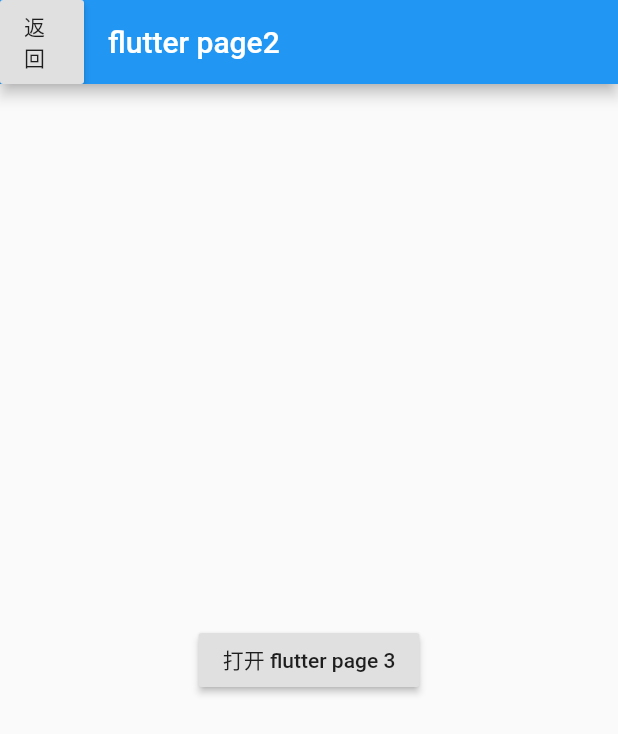
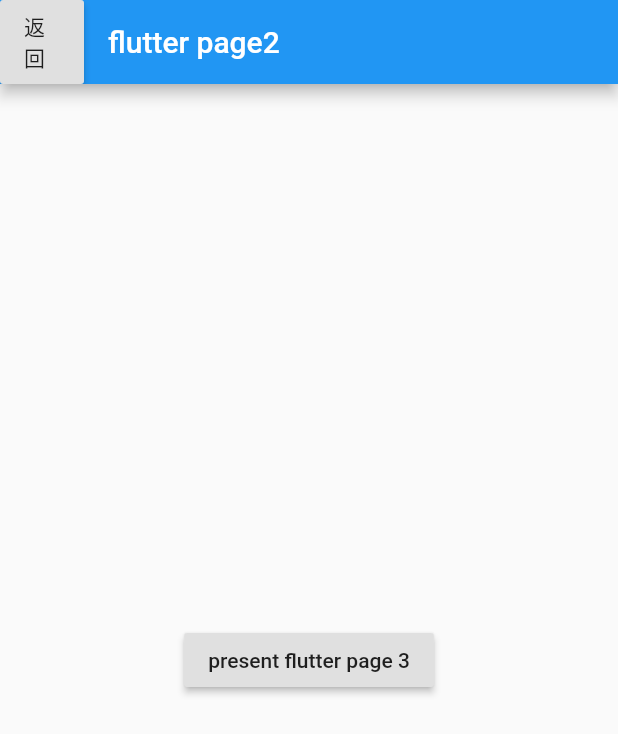
Before and after one commit to tal-tech/d_stack, a Flutter app: the Page2 screen opened directly, on a phone screen of 412 x 824 dp. Shown: the top 734 px of the screen. Run offline on Flutter 3.47's test engine with Material 2 defaults, Android fonts, the phone set to English and light mode, and no system bars; missing offline and left inert: d_stack; statements that could not run were skipped.

Commit message:
开放present及自定义动画，修复android oppo推送bug，iOS13 dismiss兼容

```diff
--- a/example/lib/page_widgets.dart
+++ b/example/lib/page_widgets.dart
@@ -30,8 +30,7 @@ class Page1 extends StatefulWidget {
 class _Page1 extends State<Page1> {
   @override
   Widget build(BuildContext context) {
-    return WillPopScope(
-      child: Scaffold(
+    return Scaffold(
       appBar: AppBar(
           title: Text('flutter page1'),
           leading: RaisedButton(
@@ -43,17 +42,16 @@ class _Page1 extends State<Page1> {
       backgroundColor: Colors.white,
       body: Center(
         child: RaisedButton(
-            child: Text('打开 flutter page 2'),
+          child: Text('push flutter page 2'),
           onPressed: () {
             Student student = Student();
             student.name = '😁🍎111';
             student.age = 12;
             DStack.push('page2', PageType.flutter, params: {'key1': 12})
                 .then((data) {
-                return print('pop to Page1 result ${data}');
+              return print('pop to Page1 result $data');
             });
           },
-          ),
         ),
       ),
     );
@@ -69,10 +67,9 @@ class Page2 extends StatelessWidget {
   @override
   Widget build(BuildContext context) {
     final Map args = ModalRoute.of(context).settings.arguments;
-    print(' ==page2收到前一个页面传来的参数=====  ${args}');
+    print(' ==page2收到前一个页面传来的参数=====  $args');
 
-    return WillPopScope(
-      child: Scaffold(
+    return Scaffold(
       appBar: AppBar(
           title: Text('flutter page2'),
           leading: RaisedButton(
@@ -86,11 +83,10 @@ class Page2 extends StatelessWidget {
           )),
       body: Center(
         child: RaisedButton(
-            child: Text('打开 flutter page 3'),
+          child: Text('present flutter page 3'),
           onPressed: () {
-              DStack.push('page3', PageType.flutter);
+            DStack.present('page3', PageType.flutter);
           },
-          ),
         ),
       ),
     );
@@ -114,8 +110,7 @@ class Page3 extends StatelessWidget {
       return Container();
     }
 
-    return WillPopScope(
-      child: Scaffold(
+    return Scaffold(
       appBar: AppBar(
           title: Text('flutter page3'),
           leading: RaisedButton(
@@ -138,7 +133,6 @@ class Page3 extends StatelessWidget {
             ],
           )
       ),
-      ),
     );
   }
 }
@@ -146,8 +140,7 @@ class Page3 extends StatelessWidget {
 class Page4 extends StatelessWidget {
   @override
   Widget build(BuildContext context) {
-    return WillPopScope(
-        child: Scaffold(
+    return Scaffold(
       appBar: AppBar(
         title: Text('flutter page4'),
         leading: RaisedButton(
@@ -175,6 +168,6 @@ class Page4 extends StatelessWidget {
           ],
         ),
       ),
-    ));
+    );
   }
 }
--- a/lib/d_stack.dart
+++ b/lib/d_stack.dart
@@ -17,6 +17,11 @@ import 'package:flutter/services.dart';
 enum PageType { native, flutter }
 
 typedef DStackWidgetBuilder = WidgetBuilder Function(Map params);
+typedef AnimatedPageBuilder = AnimatedWidget Function(
+    BuildContext context,
+    Animation<double> animation,
+    Animation<double> secondaryAnimation,
+    WidgetBuilder widgetBuilder);
 
 class DStack {
   static DChannel _stackChannel;
@@ -32,9 +37,6 @@ class DStack {
 
   // 全局无context
   GlobalKey<NavigatorState> navigatorKey = GlobalKey<NavigatorState>();
-
-  // 获取navigator
-  NavigatorState get navigator => navigatorKey.currentState;
 
   // 用来监听手势
   final DStackNavigatorObserver dStackNavigatorObserver =
@@ -71,22 +73,55 @@ class DStack {
 
   /// routeName 路由名，pageType native或者flutter, params 参数
   static Future push(String routeName, PageType pageType,
-      {Map params, String storyboard, String identifier}) {
-    return DNavigatorManager.push(
-        routeName, pageType, params, storyboard, identifier);
+      {Map params, bool maintainState = true}) {
+    return DNavigatorManager.push(routeName, pageType, params, maintainState);
+  }
+
+  static Future present(String routeName, PageType pageType,
+      {Map params, bool maintainState = true}) {
+    return DNavigatorManager.present(routeName, pageType, params, maintainState);
+  }
+
+  /// 支持用户自定义Flutter页面间转场动画
+  static Future animationPage(
+    String routeName,
+    PageType pageType,
+    AnimatedPageBuilder animatedBuilder, {
+    Map params,
+    Duration transitionDuration,
+    bool opaque = true,
+    bool barrierDismissible = false,
+    Color barrierColor,
+    String barrierLabel,
+    bool maintainState = true,
+    bool fullscreenDialog = false,
+  }) {
+    return DNavigatorManager.animationPage(
+        routeName,
+        pageType,
+        animatedBuilder,
+        params,
+        transitionDuration,
+        opaque,
+        barrierDismissible,
+        barrierColor,
+        barrierLabel,
+        maintainState,
+        fullscreenDialog);
   }
 
   /// 提供外界直接传builder的能力
   static Future pushBuild(String routeName, WidgetBuilder builder,
-      {Map params}) {
-    return DNavigatorManager.pushBuild(routeName, builder, params);
+      {Map params, bool maintainState = true, bool fullscreenDialog = false}) {
+    return DNavigatorManager.pushBuild(
+        routeName, builder, params, maintainState, fullscreenDialog);
   }
 
   /// 只支持flutter使用，替换flutter页面
   static Future replace(String routeName, PageType pageType,
-      {Map params, String storyboard, String identifier}) {
+      {Map params, bool maintainState = true, bool fullscreenDialog = false}) {
     return DNavigatorManager.replace(
-        routeName, pageType, params, storyboard, identifier);
+        routeName, pageType, params, maintainState);
   }
 
   /// result 返回值，可为空
@@ -111,12 +146,6 @@ class DStack {
     DNavigatorManager.popSkip(skipName, result);
   }
 
-  static void present(String routeName, PageType pageType,
-      {Map params, String storyboard, String identifier}) {
-    DNavigatorManager.present(
-        routeName, pageType, params, storyboard, identifier);
-  }
-
   static void dismiss([Map result]) {
     DNavigatorManager.dismiss(result);
   }
--- a/lib/navigator/dnavigator_manager.dart
+++ b/lib/navigator/dnavigator_manager.dart
@@ -21,45 +21,93 @@ import 'package:flutter/material.dart';
 class DNavigatorManager {
   /// 1.发送节点信息到Native
   /// routeName 路由名，pageType native或者flutter, params 参数
+
+  // 获取navigator
+  static NavigatorState get _navigator => DStack.instance.navigatorKey.currentState;
+
   static Future push(String routeName, PageType pageType,
-      [Map params, String storyboard, String identifier]) {
+      [Map params, bool maintainState]) {
     if (pageType == PageType.flutter) {
-      DNavigatorManager.nodeHandle(
-          routeName, pageType, 'push', {}, storyboard, identifier);
+      DNavigatorManager.nodeHandle(routeName, pageType, 'push', {});
 
-      MaterialPageRoute route =
-      DNavigatorManager.materialRoute(routeName: routeName, params: params);
-      return DStack.instance.navigator.push(route);
+      MaterialPageRoute route = DNavigatorManager.materialRoute(
+          routeName: routeName, params: params, maintainState: maintainState);
+      return _navigator.push(route);
     } else {
-      DNavigatorManager.nodeHandle(
-          routeName, pageType, 'push', params, storyboard, identifier);
+      DNavigatorManager.nodeHandle(routeName, pageType, 'push');
     }
+  }
+
+  static Future present(String routeName, PageType pageType,
+      [Map params, bool maintainState]) {
+    if (pageType == PageType.flutter) {
+      DNavigatorManager.nodeHandle(routeName, pageType, 'present', {});
+      MaterialPageRoute route = DNavigatorManager.materialRoute(
+          routeName: routeName,
+          params: params,
+          maintainState: maintainState,
+          fullscreenDialog: true);
+      return _navigator.push(route);
+    } else {
+      DNavigatorManager.nodeHandle(routeName, pageType, 'present', params);
+    }
+  }
+
+  static Future animationPage(
+    String routeName,
+    PageType pageType,
+    AnimatedPageBuilder animatedBuilder, [
+    Map params,
+    Duration transitionDuration,
+    bool opaque = true,
+    bool barrierDismissible = false,
+    Color barrierColor,
+    String barrierLabel,
+    bool maintainState = true,
+    bool fullscreenDialog = false,
+  ]) {
+    if (pageType == PageType.native) return Future.error('not flutter page');
+
+    DNavigatorManager.nodeHandle(routeName, pageType, 'push', {});
+    PageRouteBuilder route = DNavigatorManager.animationRoute(
+      animatedBuilder: animatedBuilder,
+      routeName: routeName,
+      params: params,
+      transitionDuration: transitionDuration,
+      opaque: opaque,
+      barrierDismissible: barrierDismissible,
+      barrierColor: barrierColor,
+      barrierLabel: barrierLabel,
+      maintainState: maintainState,
+      fullscreenDialog: fullscreenDialog,
+    );
+    return _navigator.push(route);
   }
 
   /// 提供外界直接传builder的能力
   static Future pushBuild(String routeName, WidgetBuilder builder,
-      [Map params]) {
-    DNavigatorManager.nodeHandle(routeName, PageType.flutter, 'push', params);
+      [Map params, bool maintainState, bool fullscreenDialog]) {
+    DNavigatorManager.nodeHandle(routeName, PageType.flutter, 'push', {});
 
     RouteSettings userSettings =
         RouteSettings(name: routeName, arguments: params);
     MaterialPageRoute route = MaterialPageRoute(
         settings: userSettings,
         builder: builder,
-    );
-    return DStack.instance.navigator.push(route);
+        maintainState: maintainState,
+        fullscreenDialog: fullscreenDialog);
+    return _navigator.push(route);
   }
 
   /// 目前只支持flutter使用，替换flutter页面
   static Future replace(String routeName, PageType pageType,
-      [Map params, String storyboard, String identifier]) {
-    DNavigatorManager.nodeHandle(
-        routeName, pageType, 'replace', params, storyboard, identifier);
+      [Map params, bool maintainState]) {
+    DNavigatorManager.nodeHandle(routeName, pageType, 'replace', params);
 
     if (pageType == PageType.flutter) {
-      MaterialPageRoute route =
-      DNavigatorManager.materialRoute(routeName: routeName, params: params);
-      return DStack.instance.navigator.pushReplacement(route);
+      MaterialPageRoute route = DNavigatorManager.materialRoute(
+          routeName: routeName, params: params, maintainState: maintainState);
+      return _navigator.pushReplacement(route);
     }
   }
 
@@ -85,27 +133,21 @@ class DNavigatorManager {
     DNavigatorManager.nodeHandle(skipName, null, 'popSkip', result);
   }
 
-  static void present(String routeName, PageType pageType,
-      [Map params, String storyboard, String identifier]) {
-    DNavigatorManager.nodeHandle(
-        routeName, pageType, 'present', params, storyboard, identifier);
-  }
-
   static void dismiss([Map result]) {
     DNavigatorManager.nodeHandle(null, null, 'dismiss', result);
   }
 
-  static void nodeHandle(String target, PageType pageType, String actionType,
-      [Map result, String storyboard, String identifier]) {
+  static void nodeHandle(
+    String target,
+    PageType pageType,
+    String actionType, [
+    Map result,
+  ]) {
     Map arguments = {
       'target': target,
-      'pageType': '$pageType'
-          .split('.')
-          .last,
+      'pageType': '$pageType'.split('.').last,
       'params': (result != null) ? result : {},
       'actionType': actionType,
-      'storyboard': storyboard,
-      'identifier': identifier
     };
     DStack.instance.channel.sendNodeToNative(arguments);
   }
@@ -126,15 +168,15 @@ class DNavigatorManager {
     if (DStackNavigatorObserver.instance.routerCount < minCount) {
       return Future.value('已经是首页，不再出栈');
     }
-    DStack.instance.navigator.pop(params);
+    _navigator.pop(params);
     return Future.value(true);
   }
 
   /// iOS 特有：重置homePage
   static Future resetHomePage() {
-    if (DStackWidgetStream.instance.hasSetFlutterHomePage == false && Platform.isIOS) {
-      StackWidgetStreamItem item =
-      StackWidgetStreamItem(route: "homePage");
+    if (DStackWidgetStream.instance.hasSetFlutterHomePage == false &&
+        Platform.isIOS) {
+      StackWidgetStreamItem item = StackWidgetStreamItem(route: "homePage");
       DStackWidgetStream.instance.pageStreamController.sink.add(item);
     }
     return Future.value(true);
@@ -145,16 +187,19 @@ class DNavigatorManager {
   static Future handleActionToFlutter(Map arguments) {
     // 处理实际跳转
     print(
-        "收到【sendActionToFlutter】消息，参数：$arguments, navigator == ${DStack.instance
-            .navigator}");
+        "收到【sendActionToFlutter】消息，参数：$arguments, navigator == $_navigator");
     final String action = arguments['action'];
     final List nodes = arguments['nodes'];
     final Map params = arguments['params'];
     bool homePage = arguments["homePage"];
     switch (action) {
       case 'push':
+        continue Present;
+      Present:
+      case 'present':
         {
-          if (homePage != null && homePage == true &&
+          if (homePage != null &&
+              homePage == true &&
               DStackWidgetStream.instance.hasSetFlutterHomePage == false) {
             StackWidgetStreamItem item =
                 StackWidgetStreamItem(route: nodes.first, params: params);
@@ -163,20 +208,16 @@ class DNavigatorManager {
             bool animated = arguments['animated'];
             if (animated != null && animated == true) {
               MaterialPageRoute route = DNavigatorManager.materialRoute(
-                  routeName: nodes.first, params: params);
-              return DStack.instance.navigator.push(route);
+                  routeName: nodes.first,
+                  params: params,
+                  fullscreenDialog: action == 'present');
+              return _navigator.push(route);
             } else {
               PageRouteBuilder route = DNavigatorManager.slideRoute(
                   routeName: nodes.first, params: params, milliseconds: 0);
-              return DStack.instance.navigator.push(route);
+              return _navigator.push(route);
             }
           }
-        }
-        break;
-      case 'present':
-        {
-          return DStack.instance.navigator
-              .pushNamed(nodes.first, arguments: params);
         }
         break;
       case 'pop':
@@ -215,22 +256,15 @@ class DNavigatorManager {
     return null;
   }
 
-  // 创建PageRoute
+  // 创建slide动画
   static PageRouteBuilder slideRoute(
       {String routeName, Map params, int milliseconds}) {
-    RouteSettings userSettings =
-    RouteSettings(name: routeName, arguments: params);
-    PageRouteBuilder pageRoute = PageRouteBuilder<dynamic>(
-      settings: userSettings,
-      pageBuilder: (BuildContext context, Animation<double> animation,
-          Animation<double> secondaryAnimation) {
+    return animationRoute(
+        routeName: routeName,
+        animatedBuilder: (BuildContext context, Animation<double> animation,
+            Animation<double> secondaryAnimation, WidgetBuilder widgetBuilder) {
           Offset startOffset = const Offset(1.0, 0.0);
           Offset endOffset = const Offset(0.0, 0.0);
-
-        DStackWidgetBuilder stackWidgetBuilder =
-        DStack.instance.pageBuilder(routeName);
-        WidgetBuilder widgetBuilder = stackWidgetBuilder(params);
-
           return SlideTransition(
             position: new Tween<Offset>(
               begin: startOffset,
@@ -239,13 +273,50 @@ class DNavigatorManager {
             child: widgetBuilder(context),
           );
         },
-      transitionDuration: Duration(milliseconds: milliseconds),
+        transitionDuration: Duration(milliseconds: milliseconds));
+  }
+
+  // 用户自定义flutter页面转场动画
+  static PageRouteBuilder animationRoute({
+    @required AnimatedPageBuilder animatedBuilder,
+    @required String routeName,
+    Map params,
+    Duration transitionDuration = const Duration(milliseconds: 300),
+    bool opaque = true,
+    bool barrierDismissible = false,
+    Color barrierColor,
+    String barrierLabel,
+    bool maintainState = true,
+    bool fullscreenDialog = false,
+  }) {
+    RouteSettings settings = RouteSettings(name: routeName, arguments: params);
+    PageRouteBuilder pageRoute = PageRouteBuilder<dynamic>(
+      settings: settings,
+      transitionDuration: transitionDuration,
+      opaque: opaque,
+      barrierColor: barrierColor,
+      barrierDismissible: barrierDismissible,
+      barrierLabel: barrierLabel,
+      fullscreenDialog: fullscreenDialog,
+      maintainState: maintainState,
+      pageBuilder: (BuildContext context, Animation<double> animation,
+          Animation<double> secondaryAnimation) {
+        DStackWidgetBuilder stackWidgetBuilder =
+            DStack.instance.pageBuilder(routeName);
+
+        return animatedBuilder(
+            context, animation, secondaryAnimation, stackWidgetBuilder(params));
+      },
     );
     return pageRoute;
   }
 
   // 创建materialRoute
-  static MaterialPageRoute materialRoute({String routeName, Map params}) {
+  static MaterialPageRoute materialRoute(
+      {String routeName,
+      Map params,
+      bool maintainState = true,
+      bool fullscreenDialog = false}) {
     RouteSettings userSettings =
         RouteSettings(name: routeName, arguments: params);
 
@@ -256,7 +327,8 @@ class DNavigatorManager {
     MaterialPageRoute materialRoute = MaterialPageRoute(
         settings: userSettings,
         builder: widgetBuilder,
-    );
+        maintainState: maintainState,
+        fullscreenDialog: fullscreenDialog);
     return materialRoute;
   }
 }
--- a/pubspec.yaml
+++ b/pubspec.yaml
@@ -1,9 +1,9 @@
   name: d_stack
   description: 混合栈
-  version: 1.2.2
+  version: 1.2.3
   author: peter<maxu@tal.com>
   homepage: https://github.com/xes1v1
-  publish_to: http://pub.100tal.com:8282/
+#  publish_to: http://pub.tal.com:8282/
 
   environment:
     sdk: ">=2.7.0 <3.0.0"
```
Also changed, not shown: example/pubspec.lock, 5 other files. Lines whose indentation alone changed are shown as unchanged.
